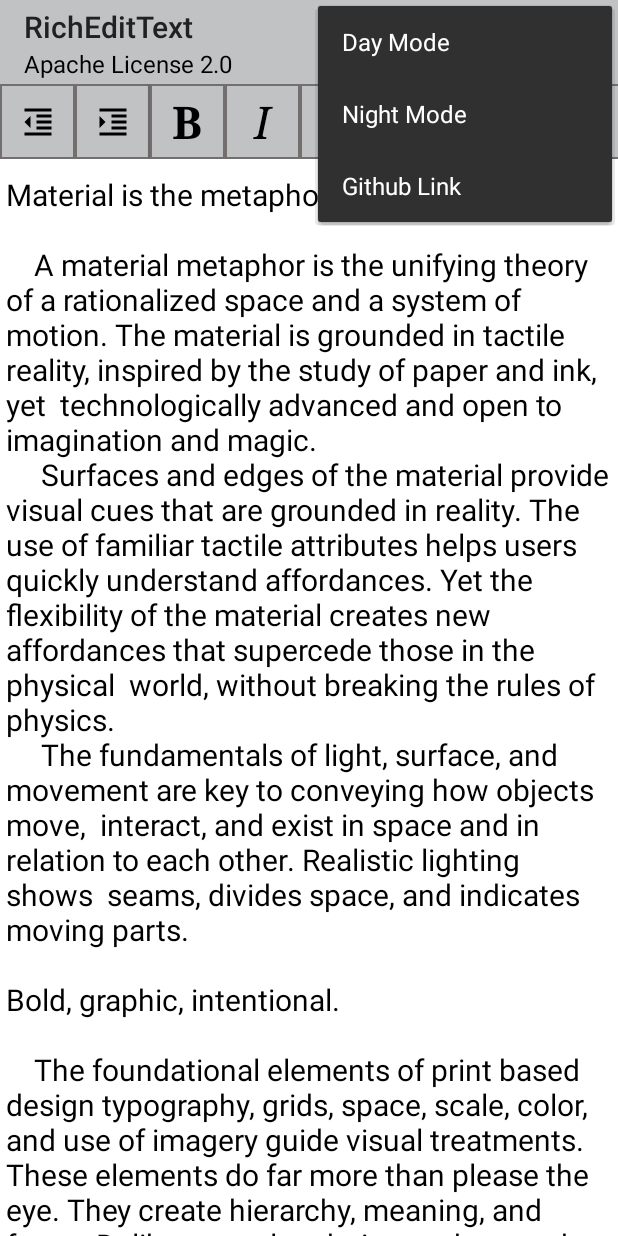
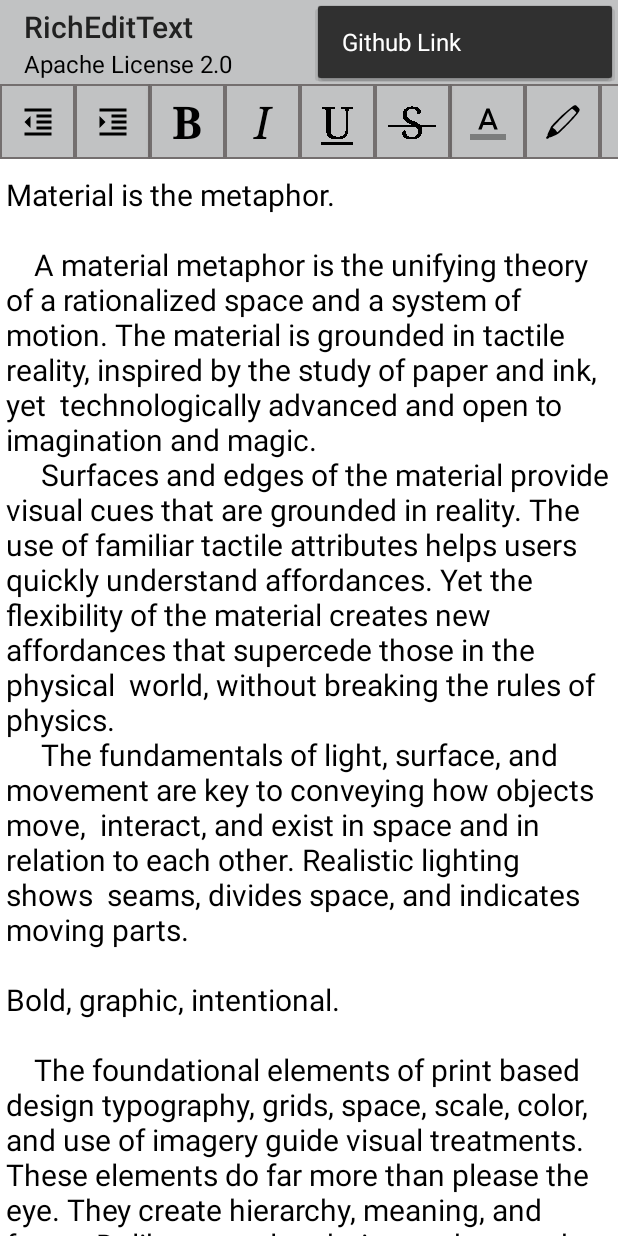
Before and after one commit to atorres1929/RichEditText, an Android app: the screen it shows after launch (MainActivity), with the options menu open, on a phone screen of 412 x 824 dp. Run offline under Robolectric (Android 15) with nearby library versions, the phone set to English and light mode, and no system bars.

Commit message:
Removed night mode

```diff
--- a/example/src/main/res/menu/menu.xml
+++ b/example/src/main/res/menu/menu.xml
@@ -3,12 +3,6 @@
     xmlns:android="http://schemas.android.com/apk/res/android">
 
     <item
-        android:id="@+id/action_dayMode"
-        android:title="Day Mode" />
-    <item
-        android:id="@+id/action_nightMode"
-        android:title="Night Mode" />
-    <item
         android:id="@+id/action_github"
         android:title="Github Link" />
 </menu>
--- a/richedittext/src/main/java/info/datahelix/richedittext/RichEditText.java
+++ b/richedittext/src/main/java/info/datahelix/richedittext/RichEditText.java
@@ -25,6 +25,7 @@ import android.graphics.Color;
 import android.graphics.Typeface;
 import android.graphics.drawable.ColorDrawable;
 import android.support.annotation.NonNull;
+import android.support.v4.content.ContextCompat;
 import android.support.v7.app.AlertDialog;
 import android.support.v7.widget.AppCompatEditText;
 import android.text.Editable;
@@ -56,9 +57,7 @@ import android.widget.ToggleButton;
 
 import java.io.IOException;
 import java.util.ArrayList;
-import java.util.Arrays;
 import java.util.Calendar;
-import java.util.List;
 
 import static android.R.id.text1;
 
@@ -115,7 +114,7 @@ import static android.R.id.text1;
 public class RichEditText extends AppCompatEditText implements TextWatcher, View.OnClickListener, DialogInterface.OnClickListener{
 
     protected final String TAG = "RichEditText";
-    protected final String spaceCharacter = " ";
+    protected final char SPACE_CHARACTER = ' ';
     protected OnSelectionChangeListener onSelectionChangeListener;
     protected ToggleButton boldButton;
     protected ToggleButton italicButton;
@@ -129,8 +128,11 @@ public class RichEditText extends AppCompatEditText implements TextWatcher, View
     //Color Related
     protected View textColorButton;
     protected View highlightColorButton;
+    protected ColorDrawable defaultTextColor = new ColorDrawable(Color.BLACK);
+    protected ColorDrawable defaultNightTextColor = new ColorDrawable(Color.WHITE);
     protected ColorDrawable currentTextColor;
     protected ColorDrawable currentTextHighlightColor;
+
     //Color Dialog Related
     protected ArrayList<ColorString> colorList;
     protected AlertDialog mainColorChooserDialog;
@@ -296,24 +298,25 @@ public class RichEditText extends AppCompatEditText implements TextWatcher, View
         }
         if (underlineButton != null && underlineButton.isChecked()) {
             getText().setSpan(new RichEditUnderlineSpan(), start, start + count, Spanned.SPAN_EXCLUSIVE_EXCLUSIVE);
-            if (s.charAt(start+count-1) == ' ') {
+            if (s.charAt(start+count-1) == SPACE_CHARACTER) {
                 fixUnderlineSpan();
             }
         }
         if (strikeThroughButton != null && strikeThroughButton.isChecked()) {
             getText().setSpan(new StrikethroughSpan(), start, start + count, Spanned.SPAN_EXCLUSIVE_EXCLUSIVE);
-            if (s.charAt(start+count-1) == ' ') {
+            if (s.charAt(start+count-1) == SPACE_CHARACTER) {
                 fixStrikethroughSpan();
             }
         }
 
         //text color
-        if (currentTextColor != null) { //On loading the editor, the color will be null
+        //Check if text color is the same as defaultColor
+        if (currentTextColor != null && (defaultTextColor.getColor() != currentTextColor.getColor())) { //On loading the editor, the color will be null
             getText().setSpan(new ForegroundColorSpan(currentTextColor.getColor()), start, start + count, Spanned.SPAN_EXCLUSIVE_EXCLUSIVE);
         }
 
         //text highlight color
-        if (currentTextHighlightColor != null) { //On loading the edtior, the color will be null
+        if (currentTextHighlightColor != null) { //On loading the editor, the color will be null
             if (getBackground() instanceof ColorDrawable) { //if the background of the editor is a color, then
                 if (((ColorDrawable) getBackground()).getColor() != currentTextHighlightColor.getColor()) { //check if the editor background color is != to the text's background color
                     getText().setSpan(new BackgroundColorSpan(currentTextHighlightColor.getColor()), start, start + count, Spanned.SPAN_EXCLUSIVE_EXCLUSIVE); //if so, then okay to color
@@ -735,7 +738,7 @@ public class RichEditText extends AppCompatEditText implements TextWatcher, View
         int selectionEnd = getSelectionEnd();
         String tabs = "";
         for (int i = 0; i < numTabs; i++) {
-            tabs += spaceCharacter;
+            tabs += SPACE_CHARACTER;
         }
         Editable newText = getText().insert(getSelectionStart(), tabs);
         setText(newText);
@@ -756,7 +759,7 @@ public class RichEditText extends AppCompatEditText implements TextWatcher, View
         if (selectionStart >= numTabs) {
             String tabCharacter = "";
             for (int i = 0; i < numTabs; i++){
-                tabCharacter += spaceCharacter;
+                tabCharacter += SPACE_CHARACTER;
             }
             CharSequence oldText = getText().subSequence(selectionStart - numTabs, selectionStart);
             if (oldText.toString().equals(tabCharacter)){
@@ -930,7 +933,7 @@ public class RichEditText extends AppCompatEditText implements TextWatcher, View
             setUnindentButton(unindentButton);
             setIndentButton(indentButton);
             setTextColorButton(textColorButton);
-            setHighlightColorButton(highlightColorButton);
+            setTextHighlightColorButton(highlightColorButton);
     }
 
     public void setBoldButton(ToggleButton button) {
@@ -978,7 +981,7 @@ public class RichEditText extends AppCompatEditText implements TextWatcher, View
         this.textColorButton.setOnClickListener(this);
     }
 
-    public void setHighlightColorButton(View button){
+    public void setTextHighlightColorButton(View button){
         this.highlightColorButton = button;
         this.highlightColorButton.setOnClickListener(this);
     }
```
Also changed, not shown: example/src/main/java/info/datahelix/richedittextexample/MainActivity.java (+3 -19 lines).
